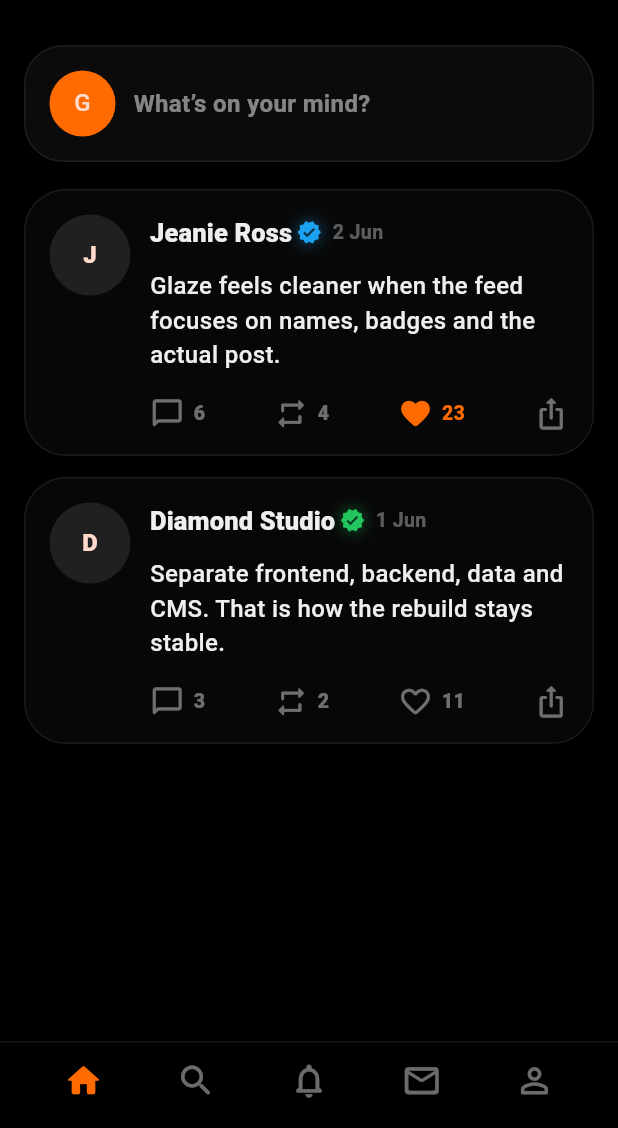
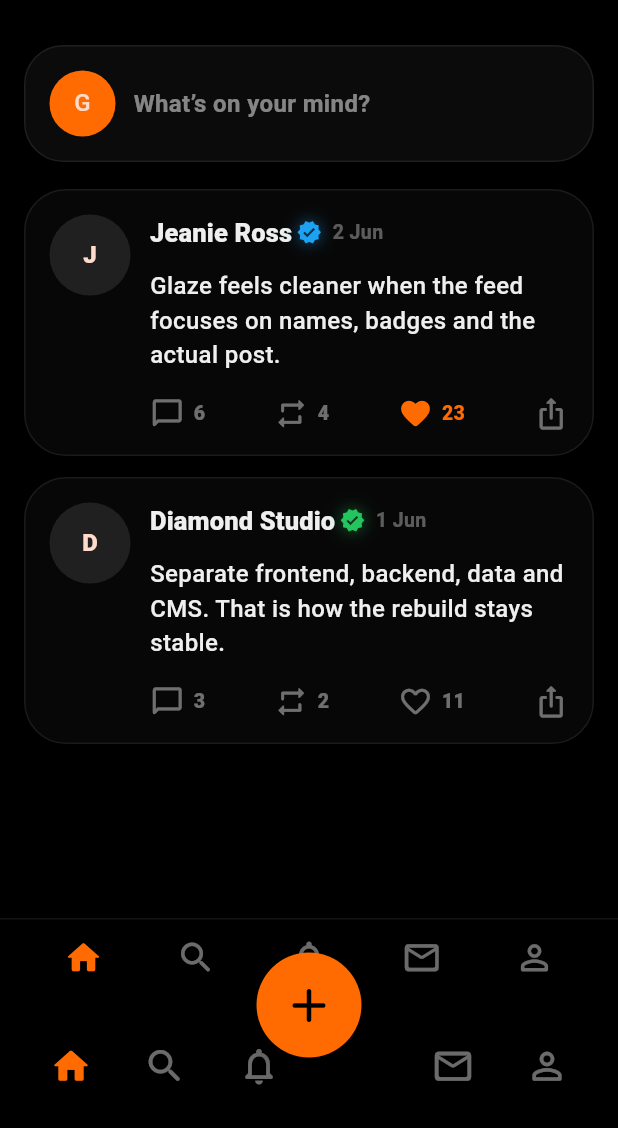
Before and after one commit to WinnerSamurai6064/Glaze1, a Flutter app: the screen it shows after launch, on a phone screen of 412 x 824 dp, the part 108-1236 px from its top. Run offline on Flutter 3.47's test engine with Material 3 defaults, Android fonts, the phone set to English and light mode, and no system bars; network calls fail.

```diff
--- a/lib/main.dart
+++ b/lib/main.dart
@@ -1,7 +1,7 @@
 import 'package:flutter/material.dart';
 
 import 'config/app_config.dart';
-import 'screens/feed_screen.dart';
+import 'screens/app_shell.dart';
 import 'theme/glaze_theme.dart';
 
 void main() {
@@ -17,7 +17,7 @@ class GlazeApp extends StatelessWidget {
       debugShowCheckedModeBanner: false,
       title: AppConfig.appName,
       theme: GlazeTheme.dark(),
-      home: const FeedScreen(),
+      home: const AppShell(),
     );
   }
 }
```
